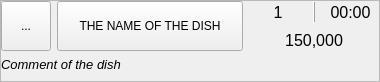
End1-1/Cafe5, file Waiter/dishitem.ui: the form before one commit.
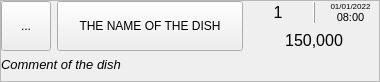
The form after the commit. Icons and pictures are not drawn. Custom widgets are drawn as their Qt base class.

The edit to the form file:
```diff
--- a/Waiter/dishitem.ui
+++ b/Waiter/dishitem.ui
@@ -208,11 +208,16 @@
                  </font>
                 </property>
                 <property name="text">
-                 <string>00:00</string>
+                 <string>&lt;html&gt;&lt;body&gt;
+&lt;p align=&quot;center&quot; style=&quot; margin-top:0px; margin-bottom:0px; margin-left:0px; margin-right:0px; -qt-block-indent:0; text-indent:0px;&quot;&gt;&lt;span style=&quot; font-size:6pt;&quot;&gt;01/01/2022&lt;/span&gt;&lt;/p&gt;
+&lt;p align=&quot;center&quot; style=&quot; margin-top:0px; margin-bottom:12px; margin-left:0px; margin-right:0px; -qt-block-indent:0; text-indent:0px;&quot;&gt;&lt;span style=&quot; font-size:8pt;&quot;&gt;08:00&lt;/span&gt;&lt;/p&gt;&lt;/body&gt;&lt;/html&gt;</string>
                 </property>
                 <property name="alignment">
                  <set>Qt::AlignCenter</set>
                 </property>
+                <property name="wordWrap">
+                 <bool>false</bool>
+                </property>
                </widget>
               </item>
               <item row="1" column="0" colspan="3">
```
